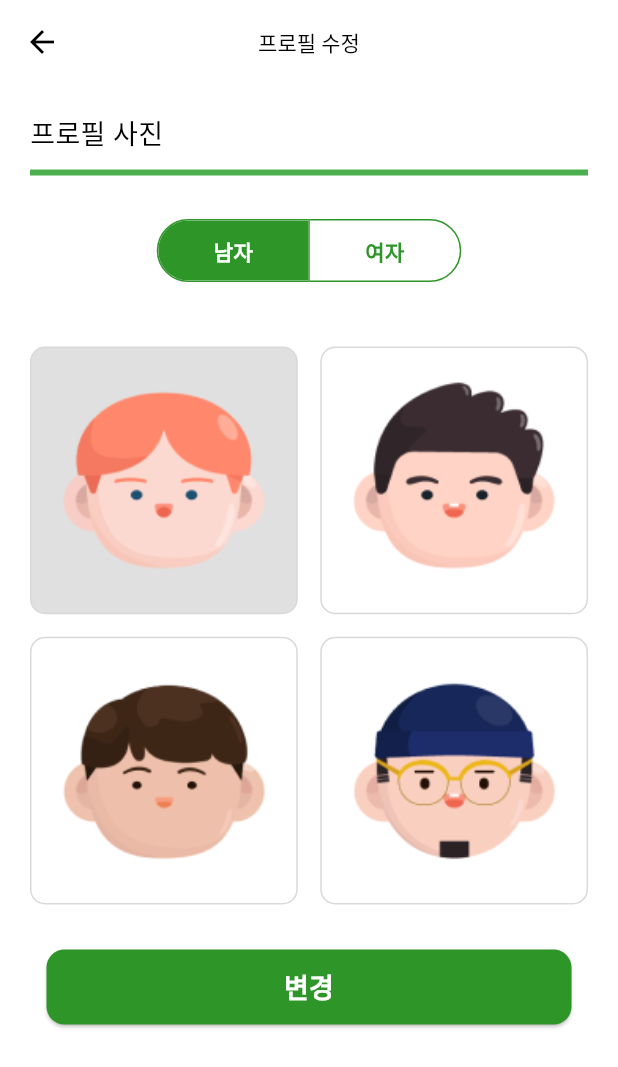
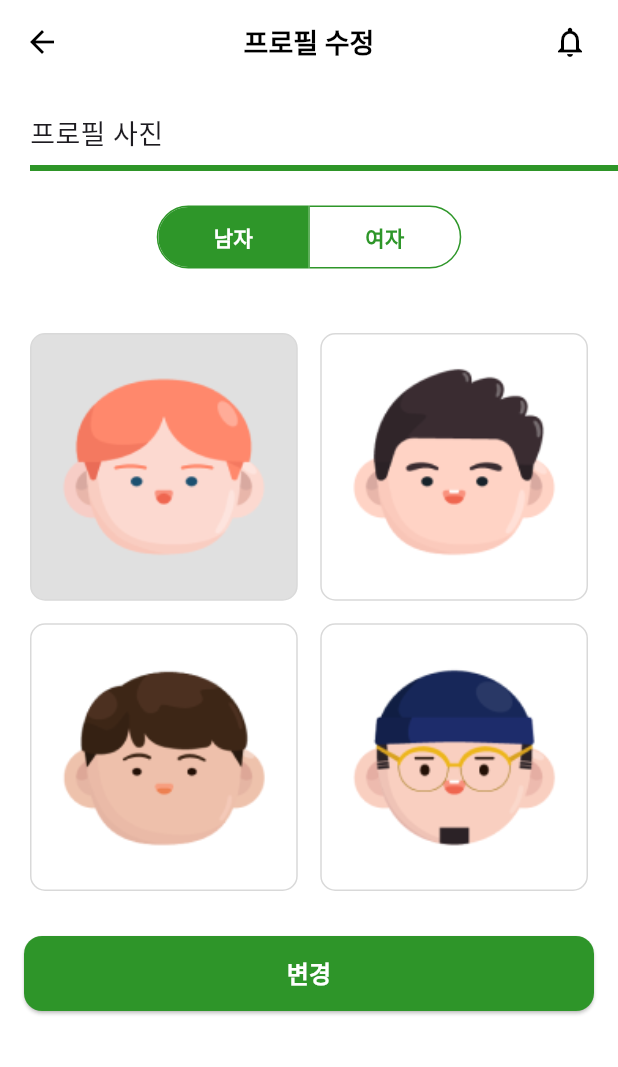
Before and after one commit to kkkkkteam/do-android-front, a Flutter app: the screen it shows after launch, item 4 of the bottom bar chosen, after a tap on "프로필 사진 변경", on a phone screen of 412 x 824 dp. Shown: the top 1067 px of the screen. Run offline on Flutter 3.47's test engine with Material 3 defaults, Android fonts, the phone set to English and light mode, and no system bars; our stand-ins replace fl_chart; Roboto replaces fonts that are missing (Jua, NanumGothic, RobotoBold).

Commit message:
위젯 수정 & 나의 화면

```diff
--- a/lib/screens/board/boards_case_screen.dart
+++ b/lib/screens/board/boards_case_screen.dart
@@ -1,5 +1,5 @@
 import 'package:flutter/material.dart';
-import '../../widgets/custom_board_app_bar.dart'; // BoardUploadAppBar import
+import '../../widgets/custom_back_app_bar.dart'; // BoardUploadAppBar import
 import 'post_creation_page.dart'; // 게시물 작성 페이지 import
 import '../../widgets/search_textField.dart';
 import '../../widgets/custom_post.dart'; // PostCard import
@@ -13,7 +13,7 @@ class BoardsCaseScreen extends StatelessWidget {
   Widget build(BuildContext context) {
     return Scaffold(
       backgroundColor: Colors.white,
-      appBar: CustomBoardAppBar(title: title), // BoardUploadAppBar 사용
+      appBar: CustomBackAppBar(title: title), // BoardUploadAppBar 사용
       body: SingleChildScrollView(
         child: Padding(
           padding: const EdgeInsets.all(16.0),
--- a/lib/screens/profile/edit_profile_screen.dart
+++ b/lib/screens/profile/edit_profile_screen.dart
@@ -1,5 +1,8 @@
 import 'package:flutter/material.dart';
 import '../../widgets/custom_button.dart';
+import '../../widgets/custom_title.dart';
+import '../../widgets/custom_back_app_bar.dart';
+
 
 class EditProfileScreen extends StatefulWidget {
   const EditProfileScreen({Key? key}) : super(key: key);
@@ -34,48 +37,14 @@ class _EditProfileScreenState extends State<EditProfileScreen> {
 
     return Scaffold(
       backgroundColor: Colors.white,
-      appBar: AppBar(
-        leading: IconButton(
-          icon: const Icon(Icons.arrow_back, color: Colors.black),
-          onPressed: () {
-            Navigator.pop(context); // 뒤로 가기
-          },
-        ),
-        title: const Text(
-          '프로필 수정',
-          style: TextStyle(
-            color: Colors.black,
-            fontSize: 14,
-            fontFamily: 'NanumGothic',
-            fontWeight: FontWeight.w400,
-          ),
-        ),
-        centerTitle: true,
-        backgroundColor: Colors.white,
-        elevation: 0,
-      ),
+      appBar: CustomBackAppBar(title: '프로필 수정'),
       body: SingleChildScrollView(
         child: Column(
           crossAxisAlignment: CrossAxisAlignment.start,
           children: [
             const Padding(
               padding: EdgeInsets.only(left: 20, top: 20),
-              child: Text(
-                '프로필 사진',
-                style: TextStyle(
-                  fontFamily: 'Jua',
-                  fontSize: 18,
-                  fontWeight: FontWeight.w500,
-                  color: Colors.black,
-                ),
-              ),
-            ),
-            const Padding(
-              padding: EdgeInsets.only(left: 20, right: 20, top: 5),
-              child: Divider(
-                thickness: 4,
-                color: Colors.green,
-              ),
+              child: CustomTitle(title: '프로필 사진')
             ),
             const SizedBox(height: 20),
             Center(
--- a/lib/screens/profile/profile_screen.dart
+++ b/lib/screens/profile/profile_screen.dart
@@ -3,6 +3,8 @@ import 'edit_profile_screen.dart';
 import '../../widgets/custom_progress_bar.dart'; // 수정된 ProgressBar
 import '../../widgets/custom_section.dart'; // 수정된 Section
 import 'password_change_screen.dart'; // 비밀번호 변경 화면
+import '../../widgets/custom_button.dart';
+import 'yearly_experience_screen.dart';
 
 class ProfileScreen extends StatelessWidget {
   const ProfileScreen({Key? key}) : super(key: key);
@@ -58,34 +60,18 @@ class ProfileScreen extends StatelessWidget {
                         maxValue: 50000, // 최대 경험치
                       ),
                       const SizedBox(height: 30),
-                      ElevatedButton(
-                        onPressed: () {
-                          Navigator.push(
+                      CustomButton(
+                          text: '프로필 사진 변경',
+                          onPressed: (){
+                            Navigator.push(
                             context,
-                            MaterialPageRoute(builder: (context) => const EditProfileScreen()),
-                          );
-                        },
-                        style: ElevatedButton.styleFrom(
-                          backgroundColor: const Color(0xFF2E9629),
-                          minimumSize: const Size(400, 40),
-                          shape: RoundedRectangleBorder(
-                            borderRadius: BorderRadius.circular(10),
-                          ),
-                        ),
-                        child: const Text(
-                          "프로필 사진 변경",
-                          style: TextStyle(
-                            color: Colors.white,
-                            fontSize: 16,
-                            fontWeight: FontWeight.bold,
-                            fontFamily: 'Arial',
-                          ),
-                        ),
+                            MaterialPageRoute(builder: (context) => const EditProfileScreen()));},
+                          color: Color(0xFF2E9629)
                       ),
                       const SizedBox(height: 40),
                       CustomSection(
                         title: '정보',
-                        items: [
+                        initialItems: [
                           {'title': '사번', 'value': '2023010101'},
                           {'title': '소속', 'value': '음성 1센터'},
                           {'title': '입사일', 'value': '2023-01-01'},
@@ -95,7 +81,7 @@ class ProfileScreen extends StatelessWidget {
                       const SizedBox(height: 30),
                       CustomSection(
                         title: '계정',
-                        items: [
+                        initialItems: [
                           {'title': '아이디', 'value': 'minsukim'},
                           {
                             'title': '비밀번호',
@@ -113,7 +99,7 @@ class ProfileScreen extends StatelessWidget {
                       const SizedBox(height: 30),
                       CustomSection(
                         title: '경험치',
-                        items: [
+                        initialItems: [
                           {'title': '최근 획득한 경험치', 'value': '5000 do'},
                           {
                             'title': '경험치 내역 확인',
@@ -130,7 +116,12 @@ class ProfileScreen extends StatelessWidget {
                             'icon': const Icon(Icons.chevron_right),
                             'onPressed': () {
                               // 특정 동작
-                              print('연도별 경험치 보기');
+                              Navigator.push(
+                                context,
+                                MaterialPageRoute(
+                                    builder: (context) =>
+                                    const YearlyExperiencePage()),
+                              );
                             },
                           },
                         ],
--- a/lib/widgets/custom_board_app_bar.dart
+++ b/lib/widgets/custom_back_app_bar.dart
@@ -1,9 +1,9 @@
 import 'package:flutter/material.dart';
 
-class CustomBoardAppBar extends StatelessWidget implements PreferredSizeWidget {
+class CustomBackAppBar extends StatelessWidget implements PreferredSizeWidget {
   final String title; // 제목 추가
 
-  const CustomBoardAppBar({Key? key, required this.title}) : super(key: key);
+  const CustomBackAppBar({Key? key, required this.title}) : super(key: key);
 
   @override
   Widget build(BuildContext context) {
--- a/lib/widgets/custom_button.dart
+++ b/lib/widgets/custom_button.dart
@@ -19,8 +19,8 @@ class CustomButton extends StatelessWidget {
     return ElevatedButton(
       onPressed: onPressed,
       style: ElevatedButton.styleFrom(
-        backgroundColor: Color(0xFF2E9528),
-        minimumSize: const Size(350, 50), // 버튼 크기
+        backgroundColor: Color(0xFF2E9529),
+        minimumSize: const Size(380, 50), // 버튼 크기
         shape: RoundedRectangleBorder(
           borderRadius: BorderRadius.circular(12), // 모서리 둥글기
           side: BorderSide(color: borderColor, width: 1.5), // 테두리 설정
@@ -30,7 +30,7 @@ class CustomButton extends StatelessWidget {
         text,
         style: const TextStyle(
           color: Colors.white,
-          fontSize: 18,
+          fontSize: 16,
           fontWeight: FontWeight.w600,
           fontFamily: 'NanumGothic',
         ),
--- a/lib/widgets/custom_title.dart
+++ b/lib/widgets/custom_title.dart
@@ -21,10 +21,11 @@ class CustomTitle extends StatelessWidget {
           ),
         ),
         const SizedBox(height: 8),
-        Container(
-          width: double.infinity,
-          height: 4,
-          color: const Color(0xFF2E9528), // 고정된 구분선 색상
+        Center(
+          child: Container(
+            height: 4,
+            color: const Color(0xFF2E9528), // 고정된 구분선 색상
+          ),
         ),
       ],
     );
--- a/pubspec.yaml
+++ b/pubspec.yaml
@@ -30,6 +30,8 @@ environment:
 dependencies:
   flutter:
     sdk: flutter
+
+  fl_chart: 0.36.4
 
 
   # The following adds the Cupertino Icons font to your application.
```
Also changed, not shown: lib/screens/board/post_creation_page.dart (+8 -22 lines), lib/screens/profile/password_change_screen.dart (+5 -22 lines), lib/screens/profile/yearly_experience_screen.dart (added, +181 -0 lines), lib/widgets/custom_section.dart (+30 -4 lines), pubspec.lock.
